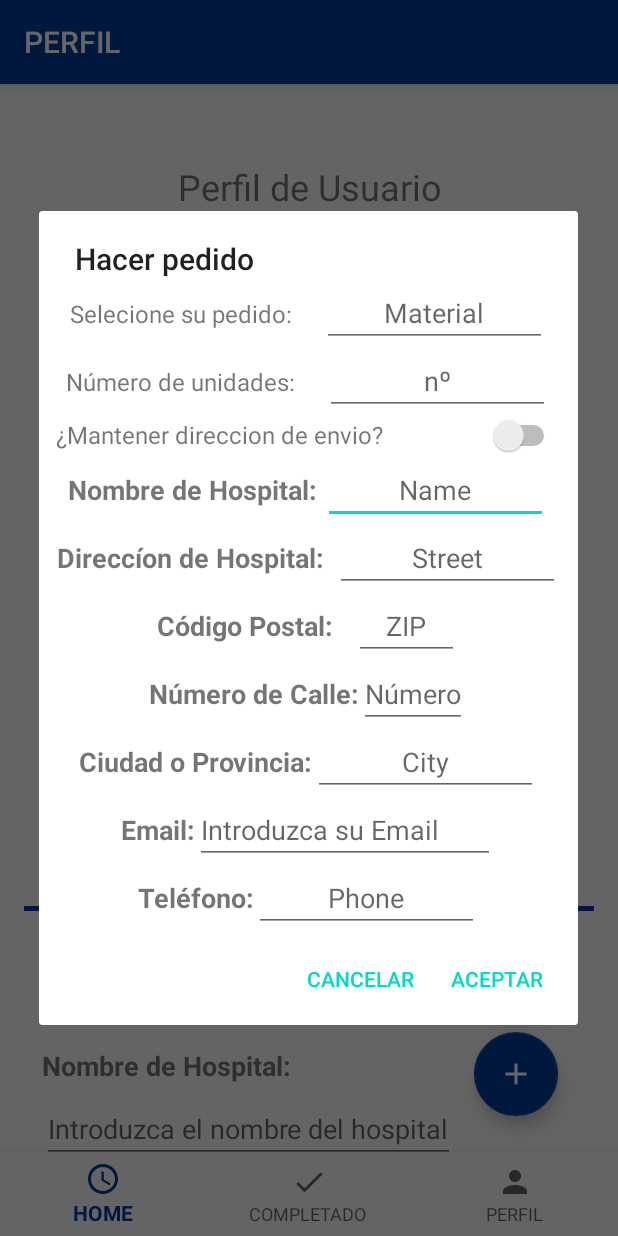
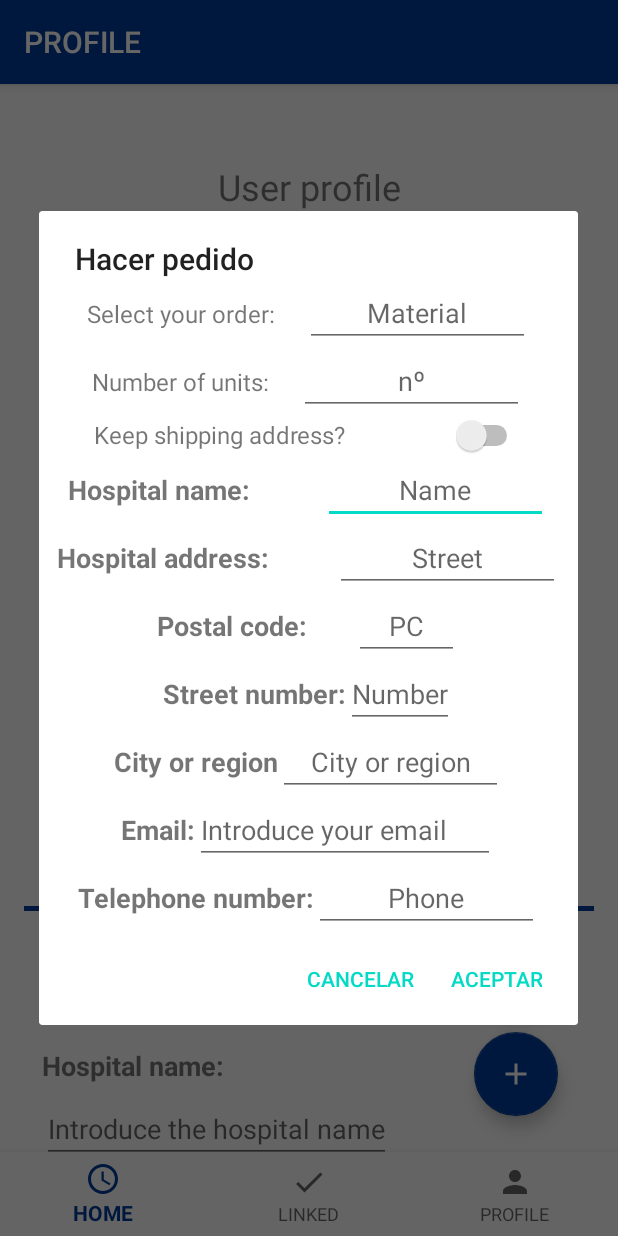
Before and after one commit to SergioMiguez/Kill-the-Creature-Hackathon, an Android app: the NotificationsFragment screen opened through its navigation route, after a tap on an icon or button, on a phone screen of 412 x 824 dp. Run offline under Robolectric (Android 15) with nearby library versions, the phone set to English and light mode, and no system bars; our stand-ins replace Volley, navigation-ui; network calls fail; 1 other tap on this screen came first.

```diff
--- a/Android-dev/HOSPITAPP/app/src/main/res/layout/add_dialog.xml
+++ b/Android-dev/HOSPITAPP/app/src/main/res/layout/add_dialog.xml
@@ -128,7 +128,7 @@
                 android:id="@+id/direction_hospital_edit"
                 android:layout_width="185dp"
                 android:layout_height="31dp"
-                android:text="Direccíon de Hospital:"
+                android:text="Hospital address:"
                 android:textSize="18sp"
                 android:textStyle="bold">
             </TextView>
@@ -165,7 +165,7 @@
                 android:id="@+id/CPEdited"
                 android:layout_width="70dp"
                 android:layout_height="wrap_content"
-                android:hint="ZIP"
+                android:hint="PC"
                 android:inputType="number"
                 android:textAlignment="center"
                 >
@@ -183,7 +183,7 @@
                 android:id="@+id/street_number_text_edit"
                 android:layout_width="wrap_content"
                 android:layout_height="wrap_content"
-                android:text="Número de Calle:"
+                android:text="Street number:"
                 android:textSize="18sp"
                 android:textStyle="bold">
             </TextView>
@@ -192,7 +192,7 @@
                 android:id="@+id/streetNumberEdited"
                 android:layout_width="wrap_content"
                 android:layout_height="wrap_content"
-                android:hint="Número"
+                android:hint="Number"
 
                 android:inputType="number"
                 >
@@ -210,7 +210,7 @@
                 android:id="@+id/city_province_text_edit"
                 android:layout_width="wrap_content"
                 android:layout_height="wrap_content"
-                android:text="Ciudad o Provincia:"
+                android:text="City or region"
                 android:textSize="18sp"
                 android:textStyle="bold">
             </TextView>
@@ -219,7 +219,7 @@
                 android:id="@+id/cityEdited"
                 android:layout_width="150dp"
                 android:layout_height="wrap_content"
-                android:hint="City"
+                android:hint="City or region"
                 android:textAlignment="center"
                 >
             </EditText>
@@ -246,7 +246,7 @@
                 android:id="@+id/emailEdited"
                 android:layout_width="200dp"
                 android:layout_height="wrap_content"
-                android:hint="Introduzca su Email"
+                android:hint="Introduce your email"
                 android:inputType="textEmailAddress"
                 >
             </EditText>
@@ -263,7 +263,7 @@
                 android:id="@+id/telephone_text_edit"
                 android:layout_width="wrap_content"
                 android:layout_height="wrap_content"
-                android:text="Teléfono:"
+                android:text="Telephone number:"
                 android:textSize="18sp"
                 android:textStyle="bold"
                 android:inputType="number"
--- a/Android-dev/HOSPITAPP/app/src/main/res/values/strings.xml
+++ b/Android-dev/HOSPITAPP/app/src/main/res/values/strings.xml
@@ -1,20 +1,20 @@
 <resources>
     <string name="app_name">HOSPITAPP</string>
     <string name="title_home">HOME</string>
-    <string name="title_dashboard">COMPLETADO</string>
-    <string name="title_proveedores">PROVEEDORES</string>
-    <string name="title_notifications">PERFIL</string>
-    <string name="respiradores">RESPIRADORES</string>
-    <string name="mascarillas">MASCARILLAS</string>
+    <string name="title_dashboard">LINKED</string>
+    <string name="title_proveedores">PROVIDERS</string>
+    <string name="title_notifications">PROFILE</string>
+    <string name="respiradores">RESPIRATORS</string>
+    <string name="mascarillas">MASKS</string>
     <string name="numero_de_unidades">NUs</string>
-    <string name="selecione_su_pedido">Selecione su pedido:</string>
-    <string name="abrir_calendario">Abrir calendario</string>
-    <string name="seleccionar_un_dia">Seleccionar un dia</string>
-    <string name="nombre">Objeto</string>
-    <string name="referenceid">Referencia:</string>
-    <string name="num_unidades">Número de unidades:</string>
-    <string name="mantener_direccion_de_envio">¿Mantener direccion de envio?</string>
-    <string name="si_eligiste_no_indica_la_nueva">Si eligiste no indica la nueva:</string>
+    <string name="selecione_su_pedido">Select your order:</string>
+    <string name="abrir_calendario">Open calendar</string>
+    <string name="seleccionar_un_dia">Select a day</string>
+    <string name="nombre">Object</string>
+    <string name="referenceid">Reference:</string>
+    <string name="num_unidades">Number of units:</string>
+    <string name="mantener_direccion_de_envio">Keep shipping address?</string>
+    <string name="si_eligiste_no_indica_la_nueva">If you chose no, please indicate the new direction:</string>
     <string name="material">Material</string>
     <string name="numero">nº</string>
     <string name="title_activity_login">Sign in</string>
@@ -27,54 +27,54 @@
     <string name="invalid_password">Password must be >5 characters</string>
     <string name="login_failed">"Login failed"</string>
     <string name="register_now">Register now</string>
-    <string name="iniciar_sesion">Iniciar Sesion</string>
+    <string name="iniciar_sesion">Log in</string>
     <string name="email">Email:</string>
     <string name="password">Password</string>
-    <string name="pass">Contraseña</string>
-    <string name="nombre_proveedor">Proveedor</string>
-    <string name="nombre_empresa">Empresa</string>
+    <string name="pass">Password</string>
+    <string name="nombre_proveedor">Provider</string>
+    <string name="nombre_empresa">Company</string>
     <string name="id">ID</string>
-    <string name="usuario">Usuario</string>
+    <string name="usuario">User</string>
     <string name="hello_blank_fragment">Hello blank fragment</string>
-    <string name="enlazar">Enlazar</string>
+    <string name="enlazar">Link</string>
     <string name="add_a_material_if_you_don_t_find_it_in_the_list_below">Add a material if you don\'t find it in the list below</string>
     <string name="name">Name</string>
-    <string name="nombre_de_hospital">Nombre de Hospital:</string>
-    <string name="c_digo_postal">Código Postal:</string>
-    <string name="nameProfileInfo">Nombre</string>
-    <string name="nameProfilePrompt">Nombre:</string>
-    <string name="hospitalProfilePrompt">Nombre de Hospital:</string>
-    <string name="hospitalProfileInfo">Nombre de Hospital</string>
-    <string name="streetProfilePrompt">Direccíon de Hospital:</string>
-    <string name="streetProfileInfo">Dirección del Hospital</string>
-    <string name="CPProfilePrompt">Código Postal:</string>
-    <string name="CPProfileInfo">Código Postal</string>
-    <string name="numberProfilePrompt">Número de Calle:</string>
-    <string name="numberProfileInfo">Número de Calle</string>
-    <string name="cityProfilePrompt">Ciudad o Provincia:</string>
-    <string name="cityProfileInfo">Ciudad o Provincia</string>
+    <string name="nombre_de_hospital">Hospital name:</string>
+    <string name="c_digo_postal">Postal code:</string>
+    <string name="nameProfileInfo">Name</string>
+    <string name="nameProfilePrompt">Name:</string>
+    <string name="hospitalProfilePrompt">Hospital name:</string>
+    <string name="hospitalProfileInfo">Hospital name</string>
+    <string name="streetProfilePrompt">Hospital address:</string>
+    <string name="streetProfileInfo">Hospital address</string>
+    <string name="CPProfilePrompt">Postal code:</string>
+    <string name="CPProfileInfo">Postal code</string>
+    <string name="numberProfilePrompt">Number:</string>
+    <string name="numberProfileInfo">Number</string>
+    <string name="cityProfilePrompt">City or region:</string>
+    <string name="cityProfileInfo">City or region</string>
     <string name="emailProfilePrompt">Email:</string>
     <string name="emailProfileInfo">Email</string>
-    <string name="telephoneProfilePrompt">Teléfono:</string>
-    <string name="telephoneProfileInfo">Teléfono</string>
+    <string name="telephoneProfilePrompt">Telephone:</string>
+    <string name="telephoneProfileInfo">Telephone</string>
     <string name="logOutButtonStr">Log Out</string>
-    <string name="profileTitle">Perfil de Usuario</string>
-    <string name="profileEditTitle">Editar Perfil de Usuario</string>
-    <string name="hospitalEditProfilePrompt">Nombre de Hospital:</string>
-    <string name="hospitalEditProfileInfo">Introduzca el nombre del hospital</string>
-    <string name="streetEditProfilePrompt">Direccíon de Hospital:</string>
-    <string name="streetEditProfileInfo">Introduzca la calle del hospital</string>
-    <string name="CPEditProfilePrompt">Código Postal:</string>
-    <string name="CPEditProfileInfo">Código postal</string>
-    <string name="numberEditProfilePrompt">Número de Calle:</string>
-    <string name="numberEditProfileInfo">Número</string>
-    <string name="cityEditProfilePrompt">Ciudad o Provincia:</string>
-    <string name="cityEditProfileInfo">Ciudad o provincia</string>
-    <string name="emailEditProfileInfo">Introduzca su Email</string>
+    <string name="profileTitle">User profile</string>
+    <string name="profileEditTitle">Edit user profile</string>
+    <string name="hospitalEditProfilePrompt">Hospital name:</string>
+    <string name="hospitalEditProfileInfo">Introduce the hospital name</string>
+    <string name="streetEditProfilePrompt">Hospital address:</string>
+    <string name="streetEditProfileInfo">Introduce hospital address</string>
+    <string name="CPEditProfilePrompt">Postal code:</string>
+    <string name="CPEditProfileInfo">Postal code</string>
+    <string name="numberEditProfilePrompt">Number:</string>
+    <string name="numberEditProfileInfo">Number</string>
+    <string name="cityEditProfilePrompt">City or region:</string>
+    <string name="cityEditProfileInfo">City or region</string>
+    <string name="emailEditProfileInfo">Introduce your email</string>
     <string name="emailEditProfilePrompt">Email:</string>
-    <string name="telephoneEditProfileInfo">Introduzca su Número de Teléfono</string>
-    <string name="telephoneEditProfilePrompt">Teléfono:</string>
-    <string name="saveProfileBtn">Guardar Perfil</string>
+    <string name="telephoneEditProfileInfo">Introduce your telephone number</string>
+    <string name="telephoneEditProfilePrompt">Telephone:</string>
+    <string name="saveProfileBtn">Save profile</string>
 
 
 
```
